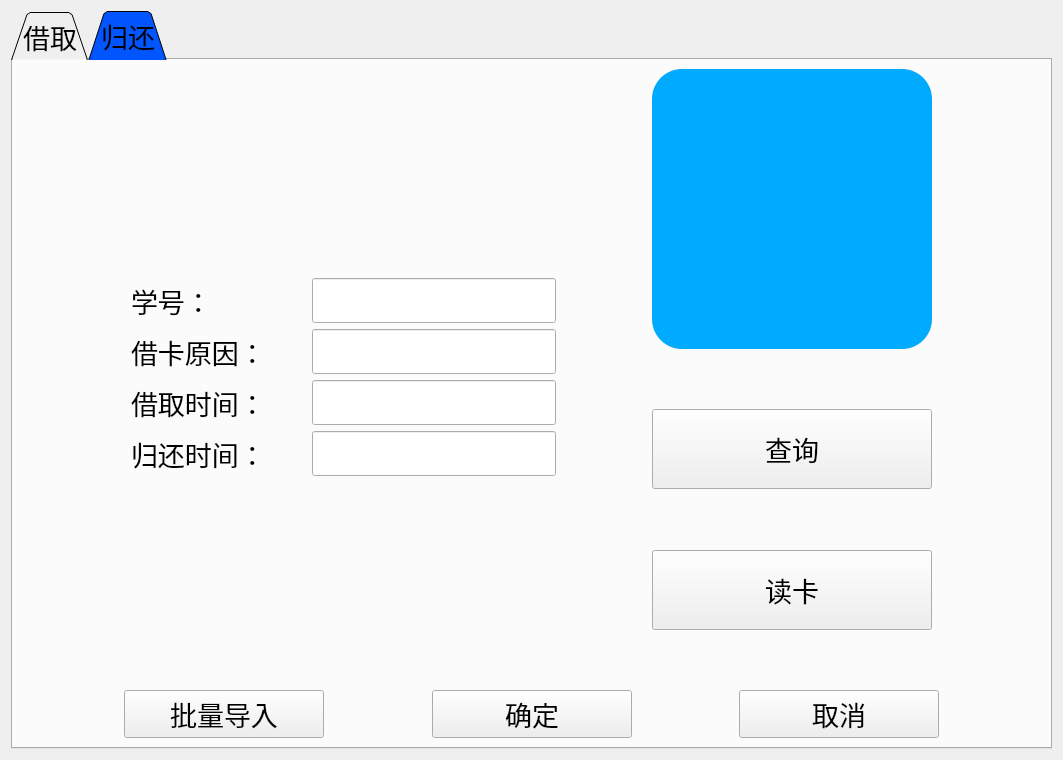
Above: info_manage_system/account_card_borrow_page.ui from interstellar-ai/info_manage_system before the change. Below: the same form after it.
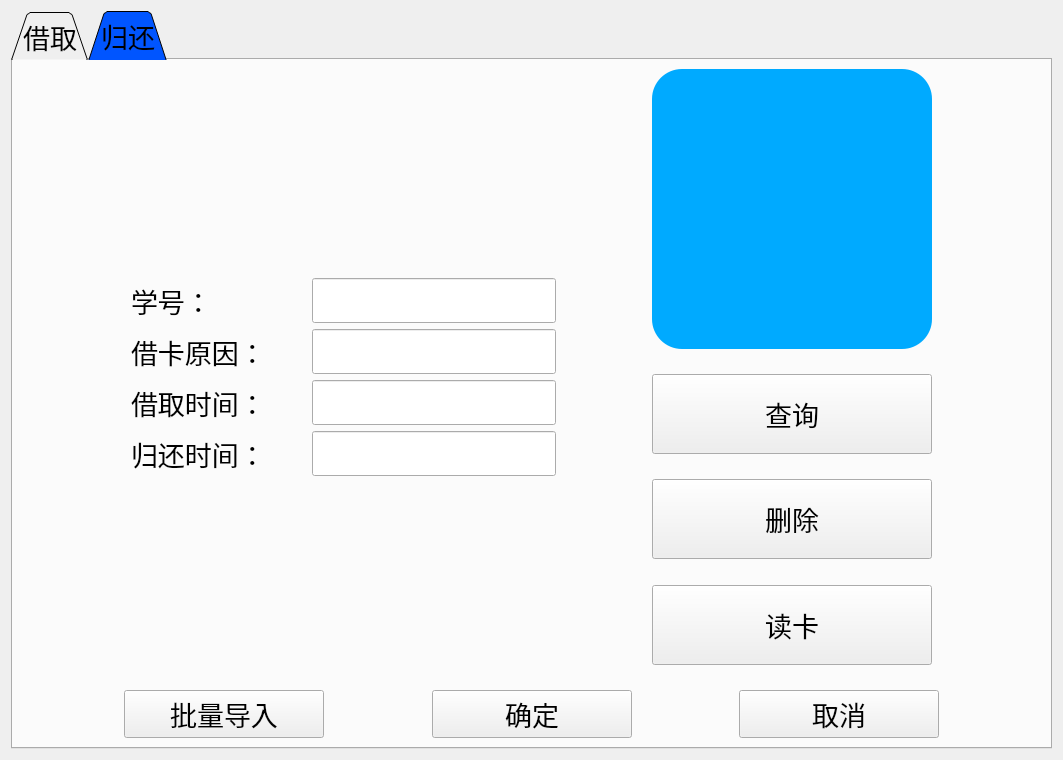
That is the form after the change. The open tabs and pages were chosen to show the change. Icons and pictures are not drawn.

```diff
--- a/info_manage_system/account_card_borrow_page.ui
+++ b/info_manage_system/account_card_borrow_page.ui
@@ -982,6 +982,38 @@
                </property>
               </spacer>
              </item>
+             <item>
+              <widget class="QPushButton" name="searchButton_3">
+               <property name="minimumSize">
+                <size>
+                 <width>200</width>
+                 <height>80</height>
+                </size>
+               </property>
+               <property name="font">
+                <font>
+                 <family>宋体</family>
+                 <pointsize>20</pointsize>
+                </font>
+               </property>
+               <property name="text">
+                <string>删除</string>
+               </property>
+              </widget>
+             </item>
+             <item>
+              <spacer name="verticalSpacer_10">
+               <property name="orientation">
+                <enum>Qt::Vertical</enum>
+               </property>
+               <property name="sizeHint" stdset="0">
+                <size>
+                 <width>20</width>
+                 <height>40</height>
+                </size>
+               </property>
+              </spacer>
+             </item>
              <item>
               <widget class="QPushButton" name="readCardButton_2">
                <property name="minimumSize">
```
Left out of the diff: 2 changed lines with no effect on the pictures.
